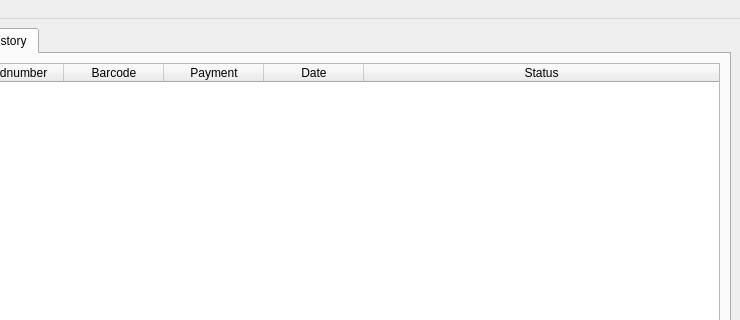
Above: mainwindow.ui from bywatersolutions/koha-offline-circulation before the change; both pictures show x 157 to 897 and y 0 to 320 of the 897 by 895 pixel window. Below: the same form after it.
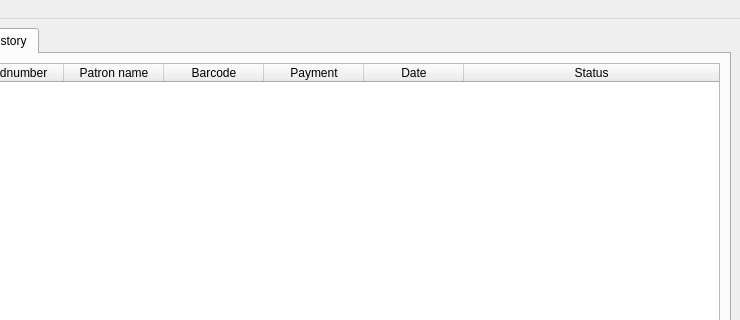
That is the form after the change. The open tabs and pages were chosen to show the change. Icons and pictures are not drawn.

Commit message: Add the patron name to the History tab

Diff of the .ui file:
```diff
--- a/mainwindow.ui
+++ b/mainwindow.ui
@@ -681,6 +681,11 @@
             <string>Cardnumber</string>
            </property>
           </column>
+          <column>
+           <property name="text">
+            <string>Patron name</string>
+           </property>
+          </column>
           <column>
            <property name="text">
             <string>Barcode</string>
```
The commit also changes 3 other files.
